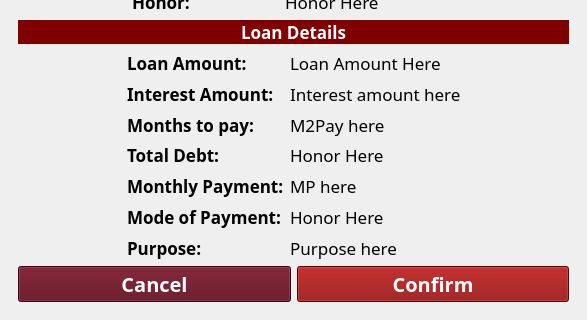
Qt form ui/main_window.ui (dattlab/polytech_loan) before a commit; both pictures show x 0 to 587 and y 321 to 641 of the 587 by 641 pixel window.
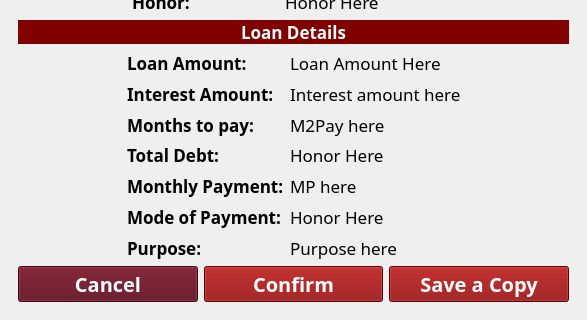
The same form after that commit. The open tabs and pages were chosen to show the change. Icons and pictures are not drawn.

Commit message: Rename some buttons

Diff of the .ui file:
```diff
--- a/ui/main_window.ui
+++ b/ui/main_window.ui
@@ -2688,6 +2688,25 @@
               </property>
              </widget>
             </item>
+            <item>
+             <widget class="QPushButton" name="applySaveCopy">
+              <property name="font">
+               <font>
+                <family>Atkinson Hyperlegible</family>
+                <pointsize>15</pointsize>
+                <weight>75</weight>
+                <bold>true</bold>
+               </font>
+              </property>
+              <property name="styleSheet">
+               <string notr="true">color: rgb(255, 255, 255);
+background-color: rgb(136, 0, 0);</string>
+              </property>
+              <property name="text">
+               <string>Save a Copy</string>
+              </property>
+             </widget>
+            </item>
            </layout>
           </item>
          </layout>
```
Left out of the diff: 2 changed lines with no effect on the pictures. The commit also changes 2 other files.
